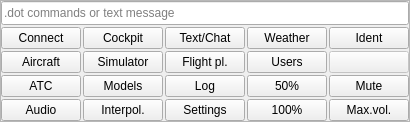
Qt form src/blackgui/components/mainkeypadareacomponent.ui (swift-project/pilotclient) before a commit.
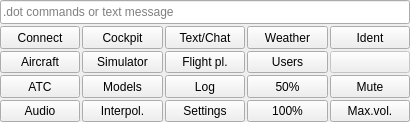
The same form after that commit. Custom widgets are drawn as their Qt base class.

Patch:
```diff
--- a/src/blackgui/components/mainkeypadareacomponent.ui
+++ b/src/blackgui/components/mainkeypadareacomponent.ui
@@ -13,12 +13,6 @@
   <property name="windowTitle">
    <string>Main keypad area</string>
   </property>
-  <property name="frameShape">
-   <enum>QFrame::StyledPanel</enum>
-  </property>
-  <property name="frameShadow">
-   <enum>QFrame::Raised</enum>
-  </property>
   <layout class="QVBoxLayout" name="vl_MainKeypadArea">
    <property name="spacing">
     <number>0</number>
@@ -204,6 +198,9 @@
         <property name="text">
          <string>Connect</string>
         </property>
+        <property name="checkable">
+         <bool>true</bool>
+        </property>
        </widget>
       </item>
       <item row="4" column="2">
@@ -361,6 +358,9 @@
         <property name="text">
          <string>Mute</string>
         </property>
+        <property name="checkable">
+         <bool>true</bool>
+        </property>
        </widget>
       </item>
       <item row="3" column="4">
```
